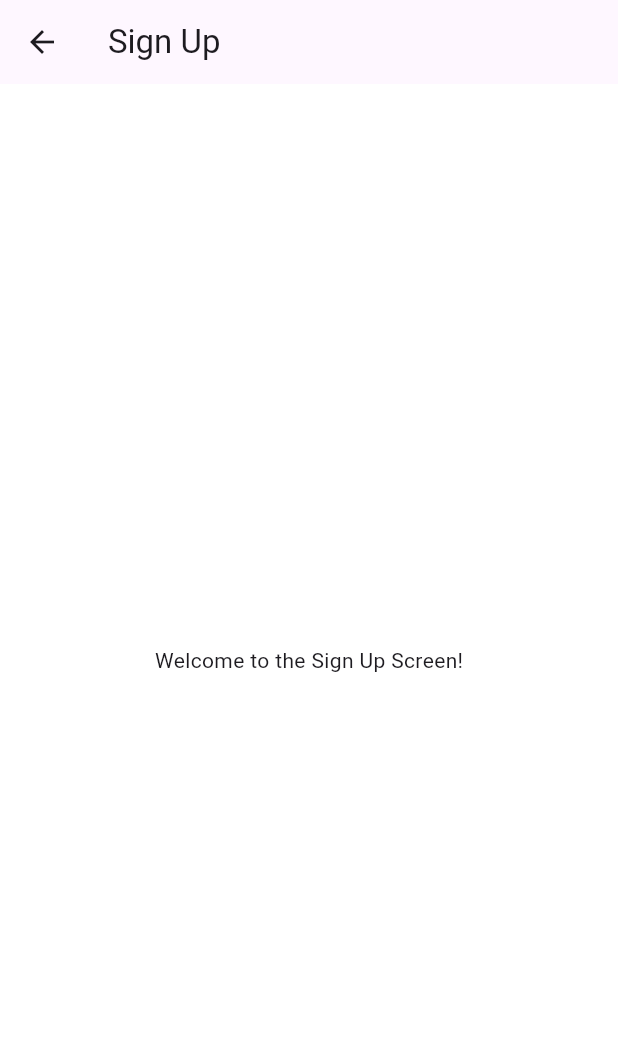
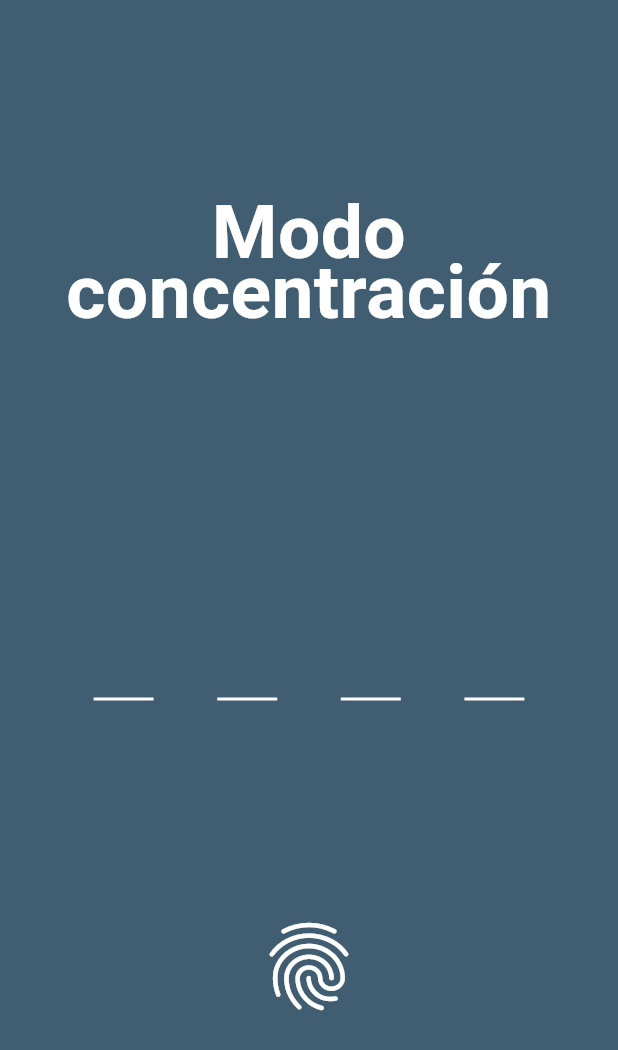
Before and after one commit to DiegoFerBe/Ux, a Flutter app: the screen it shows after launch, item 2 of the bottom bar chosen, after a tap on "Modo concentración", on a phone screen of 412 x 824 dp. Shown: the top 1050 px of the screen. Run offline on Flutter 3.47's test engine with Material 3 defaults, Android fonts, the light colour scheme and no system bars.

Commit message:
Feat:pantalla para inicio de sesion y pomodo focus

```diff
--- a/pomochan_mobile/lib/screens/pomodoro.dart
+++ b/pomochan_mobile/lib/screens/pomodoro.dart
@@ -14,13 +14,14 @@ class PomodoroPage extends StatelessWidget {
           children: [
             Padding(
               padding: const EdgeInsets.only(
-                  top: 10.0), // Adds space for the floating button
+                  top: 80.0), // Adds space for the floating button
               child: Column(
                 //padding: const EdgeInsets.all(16.0),
                 children: [
                   const Pomodorotimer(
                     color1: Color.fromRGBO(117, 134, 148, 1.000),
                     color2: Color.fromRGBO(224, 122, 95, 1.000),
+                    textColor: Color.fromRGBO(247, 231, 220, 1),
                   ),
                   FilledButton(
                     child: Text("Modo concentración"),
--- a/pomochan_mobile/lib/screens/signUp.dart
+++ b/pomochan_mobile/lib/screens/signUp.dart
@@ -1,16 +1,154 @@
 import 'package:flutter/material.dart';
+import 'package:flutter/services.dart';
+import 'package:pomochan_mobile/screens/pomodoroFocus.dart';
 
-class SignUp extends StatelessWidget {
-  const SignUp({super.key});
+class SignUp extends StatefulWidget {
+  SignUp({super.key});
+
+  @override
+  State<SignUp> createState() => _SignUpState();
+}
+
+class _SignUpState extends State<SignUp> {
+  final List<TextEditingController> _controllers =
+      List.generate(4, (index) => TextEditingController());
+  final List<FocusNode> _focusNodes = List.generate(4, (index) => FocusNode());
+  final List<String> _inputValues = List.filled(4, ''); // Track input values
+
+  @override
+  void dispose() {
+    // Clean up controllers and focus nodes when the widget is disposed
+    for (var controller in _controllers) {
+      controller.dispose();
+    }
+    for (var focusNode in _focusNodes) {
+      focusNode.dispose();
+    }
+    super.dispose();
+  }
+
+  void _checkCodeCompletion() {
+    bool allFilled = _controllers.every((controller) => controller.text.isNotEmpty);
+    if (allFilled) {
+      print('All 4 digits have been entered: ${_controllers.map((c) => c.text).join()}');
+      Navigator.push(
+                        context,
+                        MaterialPageRoute(builder: (context) => const PomodoroFocusPage()),
+                      );
+    }
+  }
 
   @override
   Widget build(BuildContext context) {
+    // Check if the keyboard is visible
+    bool isKeyboardVisible = MediaQuery.of(context).viewInsets.bottom > 0;
+
     return Scaffold(
-      appBar: AppBar(
-        title: Text('Sign Up'),
-      ),
-      body: Center(
-        child: Text('Welcome to the Sign Up Screen!'),
+      backgroundColor: const Color(0xFF405D72), // Blue background
+      body: SingleChildScrollView( // Wrap in SingleChildScrollView
+        padding: const EdgeInsets.symmetric(horizontal: 20.0, vertical: 100.0),
+        child: Column(
+          mainAxisAlignment: MainAxisAlignment.start,
+          crossAxisAlignment: CrossAxisAlignment.stretch,
+          children: [
+            const SizedBox(height: 35), // Top spacing
+            const Center(
+              child: Text(
+                'Modo concentración',
+                textAlign: TextAlign.center, // Center the text
+                style: TextStyle(
+                  fontSize: 50,
+                  fontWeight: FontWeight.bold,
+                  height: 0.8,
+                  color: Colors.white, // White title color
+                ),
+              ),
+            ),
+            const SizedBox(height: 200), // Space between title and input
+            Center(
+              child: Row(
+                mainAxisAlignment: MainAxisAlignment.spaceEvenly,
+                children: List.generate(4, (index) {
+                  return SizedBox(
+                    width: 40, // Adjust width for each box
+                    child: TextField(
+                      controller: _controllers[index],
+                      obscureText: true, // Hide text
+                      focusNode: _focusNodes[index], // Assign focus node
+                      keyboardType: TextInputType.number, // Numeric keyboard
+                      maxLength: 1, // One digit per box
+                      textAlign: TextAlign.center,
+                      style: const TextStyle(
+                        fontSize: 24,
+                        color: Colors.white,
+                      ),
+                      inputFormatters: [
+                        FilteringTextInputFormatter.digitsOnly, // Only numbers
+                      ],
+                      decoration: InputDecoration(
+                        counterText: "", // Hide character counter
+                        enabledBorder: const UnderlineInputBorder(
+                          borderSide: BorderSide(
+                            color: Colors.white,
+                            width: 2.0, // Line thickness
+                          ),
+                        ),
+                        focusedBorder: const UnderlineInputBorder(
+                          borderSide: BorderSide(
+                            color: Colors.white, // Line color when focused
+                            width: 3.0, // Thicker line
+                          ),
+                        ),
+                      ),
+                      onChanged: (value) {
+                        _inputValues[index] = value; // Update input value
+                        if (value.isNotEmpty && index < 3) {
+                          // Move focus to the next text field
+                          FocusScope.of(context).requestFocus(_focusNodes[index + 1]);
+                        }
+                        if (value.isEmpty && index > 0) {
+                          // Move focus to the previous text field if backspacing
+                          FocusScope.of(context).requestFocus(_focusNodes[index - 1]);
+                        }
+                        _checkCodeCompletion(); // Check if all fields are filled
+                      },
+                    ),
+                  );
+                }),
+              ),
+            ),
+            const SizedBox(height: 100), // Space between input and icon
+            // Asterisks display
+            Row(
+              mainAxisAlignment: MainAxisAlignment.spaceEvenly,
+              children: List.generate(4, (index) {
+                return Text(
+                  _inputValues[index].isNotEmpty ? '*' : '', // Show asterisk if filled
+                  style: const TextStyle(
+                    fontSize: 24,
+                    color: Colors.white,
+                  ),
+                );
+              }),
+            ),
+            // Show fingerprint icon only when keyboard is not visible
+            if (!isKeyboardVisible)
+              Align(
+                alignment: Alignment.bottomCenter,
+                child: IconButton(
+                  icon: const Icon(Icons.fingerprint),
+                  color: Colors.white,
+                  iconSize: 70,
+                  onPressed: () {
+                    Navigator.push(
+                        context,
+                        MaterialPageRoute(builder: (context) => const PomodoroFocusPage()),
+                      );
+                  },
+                ),
+              ),
+          ],
+        ),
       ),
     );
   }
--- a/pomochan_mobile/lib/widgets/pomodoroTimer.dart
+++ b/pomochan_mobile/lib/widgets/pomodoroTimer.dart
@@ -3,11 +3,13 @@ import 'package:flutter/material.dart';
 class Pomodorotimer extends StatefulWidget {
   final Color color1; // Color when not pressed
   final Color color2; // Color when pressed
+  final Color textColor;
 
   const Pomodorotimer({
     super.key,
     required this.color1,
     required this.color2,
+    required this.textColor
   });
 
   @override
@@ -31,7 +33,7 @@ class _PomodorotimerState extends State<Pomodorotimer> {
         child: AnimatedContainer(
           duration: const Duration(milliseconds: 300),
           width: 350, // Diameter of the button
-          height: 500,
+          height: 400,
           decoration: BoxDecoration(
             color: _isPressed ? widget.color2 : widget.color1, // Use colors from parent
             shape: BoxShape.circle,
@@ -48,7 +50,7 @@ class _PomodorotimerState extends State<Pomodorotimer> {
             child: Text(
               _isPressed ? "25:00 min" : "Iniciar",
               style: TextStyle(
-                color: Colors.white,
+                color: widget.textColor,
                 fontSize: 50,
                 fontWeight: FontWeight.bold,
               ),
```
Also changed, not shown: pomochan_mobile/lib/screens/pomodoroFocus.dart (added, +60 -0 lines).
